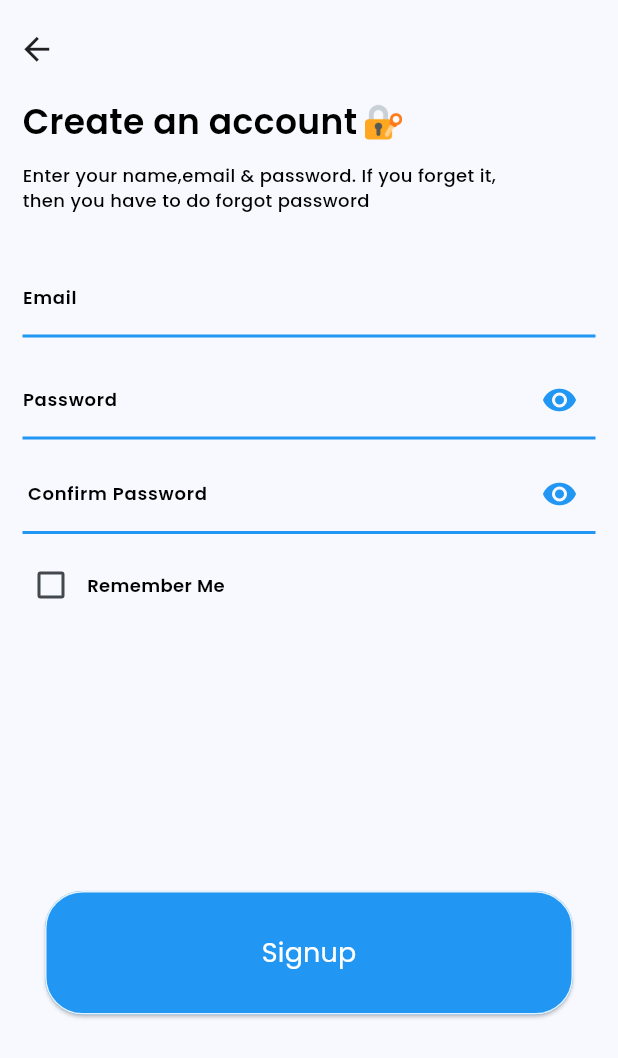
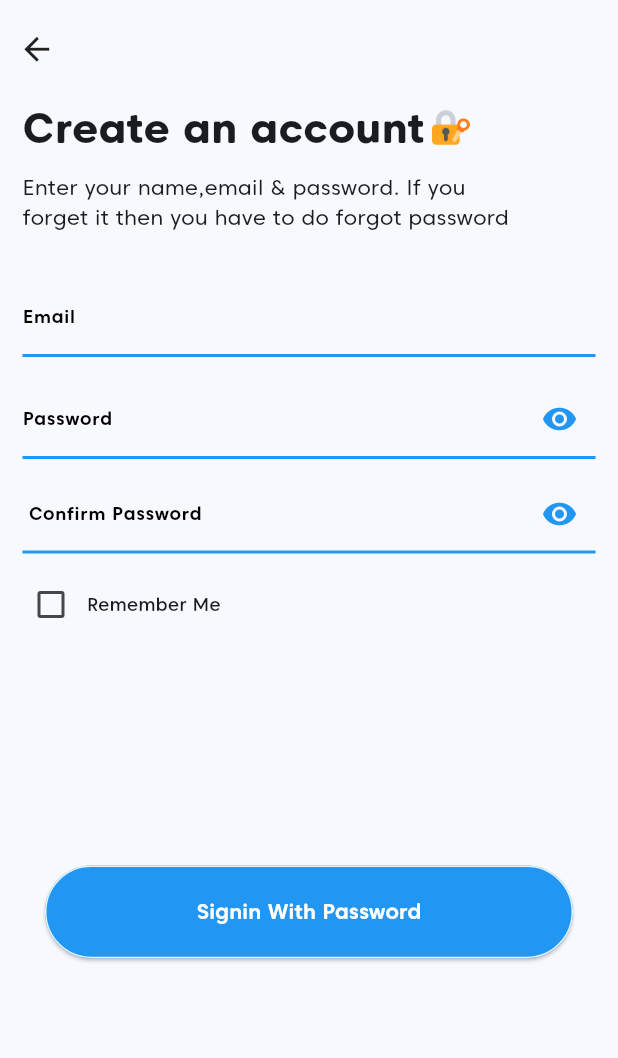
Before and after one commit to zainsh098/ui_fyp, a Flutter app: the AuthGateWays screen opened directly, after a tap on "Sign up", on a phone screen of 412 x 824 dp. Shown: the top 1058 px of the screen. Run offline on Flutter 3.47's test engine with Material 2 defaults, Android fonts, the phone set to English and light mode, and no system bars; our stand-ins replace animated_text_kit, flutter_svg, lottie.

Commit message:
Changes in designs

```diff
--- a/lib/res/components/container_auth_gateways.dart
+++ b/lib/res/components/container_auth_gateways.dart
@@ -1,8 +1,9 @@
 
 
 import 'package:flutter/material.dart';
-import 'package:google_fonts/google_fonts.dart';
-import 'package:responsive_sizer/responsive_sizer.dart';
+
+import 'package:ui_fyp/res/components/text_widget.dart';
+import 'package:ui_fyp/res/font_styles.dart';
 
 
 class ContainerWidget extends StatelessWidget {
@@ -31,7 +32,7 @@ class ContainerWidget extends StatelessWidget {
           style: ButtonStyle(
               shape:  MaterialStateProperty.all<OutlinedBorder>(
                 RoundedRectangleBorder(
-                  borderRadius: BorderRadius.circular(25.0), // Adjust the radius as needed
+                  borderRadius: BorderRadius.circular(5.0), // Adjust the radius as needed
                   side: BorderSide(color: Colors.blue.shade50), // Border color
                 ),
 
@@ -49,10 +50,7 @@ class ContainerWidget extends StatelessWidget {
         children: [
           Image.asset(image,height: logoheight  ,width:logowidth,),
           const SizedBox(width: 2,),
-          Text(text,style: GoogleFonts.poppins(color: color1,
-            fontWeight: fontWeight,fontSize: size,
-
-          ),),
+          Text(text,style: TextStyle(fontSize: 15,fontFamily: FontStyles.CarosSoftMedium,color: Colors.black),),
 
         ],
       )),
@@ -93,13 +91,13 @@ class _ContainerWidgetExtendedState extends State<ContainerWidgetExtended> {
           style: ButtonStyle(
               shape:  MaterialStateProperty.all<OutlinedBorder>(
                 RoundedRectangleBorder(
-                  borderRadius: BorderRadius.circular(25.0), // Adjust the radius as needed
+                  borderRadius: BorderRadius.circular(50.0), // Adjust the radius as needed
                   side: BorderSide(color: Colors.blue.shade50), // Border color
                 ),
 
               ),
     backgroundColor: MaterialStateProperty.all<Color>(widget.color),
-    minimumSize: MaterialStateProperty.all(Size(Adaptive.w(80), Adaptive.h(10)))),
+    minimumSize: MaterialStateProperty.all(Size(width * 0.80, height*0.075))),
 
 
 
@@ -112,13 +110,11 @@ class _ContainerWidgetExtendedState extends State<ContainerWidgetExtended> {
         children: [
 
 
-          Text(widget.text,style: GoogleFonts.poppins(color: widget.color1,
-            fontWeight: widget.fontWeight,fontSize: widget.size,
+          TextWidget(text: 'Signin With Password', textStyle: TextStyle(fontFamily: FontStyles.CarosSoftBold,color: Colors.white)),
 
-          ),),
 
         ],
-      )),
+      ))
     );
   }
 }
@@ -156,7 +152,7 @@ class LoginPageContainer extends StatelessWidget {
           style: ButtonStyle(
               shape: MaterialStateProperty.all<OutlinedBorder>(
                 RoundedRectangleBorder(
-                  borderRadius: BorderRadius.circular(25.0),
+                  borderRadius: BorderRadius.circular(10.0),
                   // Adjust the radius as needed
                   side: BorderSide(color: Colors.blue.shade50), // Border color
                 ),
@@ -165,7 +161,7 @@ class LoginPageContainer extends StatelessWidget {
               backgroundColor: const MaterialStatePropertyAll<Color>(
                   Colors.white),
               minimumSize: MaterialStatePropertyAll(
-                  Size(width * .22, height * .07))),
+                  Size(width * .20, height * .07))),
 
 
           onPressed: () {
@@ -206,8 +202,8 @@ class HomeScreenContainer extends StatelessWidget {
     final height = MediaQuery.of(context).size.height;
     final width = MediaQuery.of(context).size.width;
     return Container(
-      height: Adaptive.h(10),
-      width: Adaptive.w(80),
+      height: height * 0.06,
+      width: width * 0.15,
       decoration: BoxDecoration(shape: BoxShape.circle,
 
         color: color,
--- a/lib/res/components/remeberme_checkbox.dart
+++ b/lib/res/components/remeberme_checkbox.dart
@@ -1,5 +1,7 @@
 import 'package:flutter/material.dart';
-import 'package:google_fonts/google_fonts.dart';
+
+
+import '../font_styles.dart';
 
 
 class CheckBoxRememberMe extends StatefulWidget {
@@ -30,11 +32,7 @@ class _CheckBoxRememberMeState extends State<CheckBoxRememberMe> {
         ),
         Text(
           'Remember Me',
-          style: GoogleFonts.poppins(
-            color: Colors.black,
-            fontSize: 12,
-            fontWeight: FontWeight.w600,
-          ),
+          style: TextStyle(fontFamily: FontStyles.CarosSoftMedium,fontSize: 12)
         ),
       ],
     );
--- a/lib/res/components/text_form_field.dart
+++ b/lib/res/components/text_form_field.dart
@@ -1,5 +1,7 @@
 import 'package:flutter/material.dart';
-import 'package:google_fonts/google_fonts.dart';
+
+
+import '../font_styles.dart';
 
 class TextFormWidget extends StatelessWidget {
 
@@ -22,16 +24,10 @@ class TextFormWidget extends StatelessWidget {
           labelText: label,
           hintText: hintText,
 
-          hintStyle: GoogleFonts.poppins(
-            color: Colors.grey,
-            fontSize: 15,
-            fontWeight: FontWeight.w500,
-          ),
-          labelStyle: GoogleFonts.poppins(
-            color: Colors.black,
-            fontSize: 12,
-            fontWeight: FontWeight.w600,
-          ),
+          hintStyle: TextStyle(fontFamily: FontStyles.CarosSoftBold,
+              fontSize:  15,color: Colors.black),
+          labelStyle: TextStyle(fontFamily: FontStyles.CarosSoftBold,
+              fontSize:  12,color: Colors.black),
           enabledBorder: const UnderlineInputBorder(
             borderSide: BorderSide(color: Colors.blue, width: 2),
           ),
@@ -63,16 +59,10 @@ class TextFormWidget2 extends StatelessWidget {
             labelText: label,
             hintText: hintText,
 
-            hintStyle: GoogleFonts.poppins(
-              color: Colors.grey,
-              fontSize: 15,
-              fontWeight: FontWeight.w500,
-            ),
-            labelStyle: GoogleFonts.poppins(
-              color: Colors.black,
-              fontSize: 12,
-              fontWeight: FontWeight.w600,
-            ),
+            hintStyle: TextStyle(fontFamily: FontStyles.CarosSoftBold,
+            fontSize:  12,color: Colors.black),
+            labelStyle: TextStyle(fontFamily: FontStyles.CarosSoftBold,
+                fontSize:  12,color: Colors.black),
             enabledBorder: const UnderlineInputBorder(
               borderSide: BorderSide(color: Colors.blue, width: 2),
             ),
--- a/lib/res/components/text_widget.dart
+++ b/lib/res/components/text_widget.dart
@@ -1,26 +1,19 @@
 
 import 'package:flutter/material.dart';
-import 'package:google_fonts/google_fonts.dart';
+
 
 class TextWidget extends StatelessWidget {
 
   String text;
-  double size;
-  Color color;
-  FontWeight fontWeight;
+
+  TextStyle textStyle;
 
 
 
-   TextWidget({super.key,required this.text,required this.fontWeight,required this.size,required this.color,});
+   TextWidget({super.key,required this.text,required this.textStyle,});
 
   @override
   Widget build(BuildContext context) {
-    return Text(text,style: GoogleFonts.poppins(
-      fontSize: size,
-      fontWeight: fontWeight,
-      color: color,
-
-
-    ),);
+    return Text(text,style: textStyle);
   }
 }
--- a/lib/screens/Authentications/auth_gateways.dart
+++ b/lib/screens/Authentications/auth_gateways.dart
@@ -4,6 +4,8 @@ import 'package:flutter_svg/svg.dart';
 import 'package:ui_fyp/res/components/container_auth_gateways.dart';
 import 'package:ui_fyp/res/components/text_widget.dart';
 import 'package:ui_fyp/screens/Authentications/create_account.dart';
+
+import '../../res/font_styles.dart';
 
 class AuthGateWays extends StatefulWidget {
   const AuthGateWays({super.key});
@@ -37,15 +39,16 @@ class _AuthGateWaysState extends State<AuthGateWays> {
               ),
             ),
             const SizedBox(
-              height: 20,
+              height: 15,
             ),
             TextWidget(
                 text: "Let's you in",
-                fontWeight: FontWeight.bold,
-                size: 30,
-                color: Colors.black),
+                textStyle:TextStyle(
+                  fontFamily: FontStyles.CarosSoftExtraBold,
+                  fontSize: 35,
+                ),),
             const SizedBox(
-              height: 30,
+              height: 20,
             ),
             ContainerWidget(
               callback: () {},
@@ -87,13 +90,13 @@ class _AuthGateWaysState extends State<AuthGateWays> {
               logowidth: 50,
             ),
             const SizedBox(
-              height: 40,
+              height: 30,
             ),
             TextWidget(
-                text: 'or',
-                fontWeight: FontWeight.w600,
-                size: 15,
-                color: Colors.grey),
+                text: 'or', textStyle: TextStyle(fontFamily: FontStyles.CarosSoftLight),
+
+
+              ),
             const SizedBox(
               height: 20,
             ),
@@ -110,16 +113,16 @@ class _AuthGateWaysState extends State<AuthGateWays> {
               },
             ),
             const SizedBox(
-              height: 30,
+              height: 20,
             ),
             Row(
               mainAxisAlignment: MainAxisAlignment.center,
               children: [
                 TextWidget(
                     text: "Don't have an account?",
-                    fontWeight: FontWeight.w500,
-                    size: 12,
-                    color: Colors.black),
+
+
+                    textStyle: TextStyle(fontFamily: FontStyles.CarosSoftLight),),
                 const SizedBox(
                   width: 5,
                 ),
@@ -131,9 +134,9 @@ class _AuthGateWaysState extends State<AuthGateWays> {
 
 
                       text: "Sign up",
-                      fontWeight: FontWeight.w500,
-                      size: 12,
-                      color: Colors.blue),
+
+
+                      textStyle: TextStyle(fontFamily: FontStyles.CarosSoftMedium,color: Colors.blue),),
                 ),
               ],
             ),
--- a/lib/screens/Authentications/create_account.dart
+++ b/lib/screens/Authentications/create_account.dart
@@ -4,6 +4,8 @@ import 'package:ui_fyp/res/components/remeberme_checkbox.dart';
 import 'package:ui_fyp/res/components/text_form_field.dart';
 import 'package:ui_fyp/res/components/text_widget.dart';
 import 'package:ui_fyp/screens/Authentications/account_login.dart';
+
+import '../../res/font_styles.dart';
 
 
 class CreateAccount extends StatefulWidget {
@@ -38,8 +40,7 @@ class _CreateAccountState extends State<CreateAccount> {
               Row(children: [
                 Padding(
                   padding: const EdgeInsets.only(left: 15),
-                  child: TextWidget(text: 'Create an account', fontWeight: FontWeight.w600,
-                      size: 23, color: Colors.black),
+                  child: TextWidget(text: 'Create an account', textStyle: TextStyle(fontFamily: FontStyles.CarosSoftExtraBold,fontSize: 28)),
                 ),
                 const SizedBox(width: 5,),
                 Image.asset('assets/padlock.png',height: 25,)
@@ -50,8 +51,7 @@ class _CreateAccountState extends State<CreateAccount> {
               Padding(
                 padding: const EdgeInsets.only(left: 15),
                 child: TextWidget(
-                    text: 'Enter your name,email & password. If you forget it,\nthen you have to do forgot password', fontWeight: FontWeight.w500,
-                    size: 12, color: Colors.black),
+                    text: 'Enter your name,email & password. If you\nforget it then you have to do forgot password', textStyle: TextStyle(fontFamily: FontStyles.CarosSoft,fontSize: 14)),
               ),
               const SizedBox(height: 30,),
               const TextFormWidget(hintText: 'Email',label: 'Email',),
@@ -62,7 +62,7 @@ class _CreateAccountState extends State<CreateAccount> {
               const SizedBox(height: 10,),
              const CheckBoxRememberMe(),
 
-              const SizedBox(height: 180,),
+              const SizedBox(height: 150,),
               ContainerWidgetExtended(
                 text: 'Signup',
                 size: 18,
--- a/lib/screens/onboarding_screen/onboarding_screen.dart
+++ b/lib/screens/onboarding_screen/onboarding_screen.dart
@@ -1,5 +1,6 @@
 import 'package:flutter/material.dart';
-import 'package:ui_fyp/screens/Home%20Screen/home_screen.dart';
+import 'package:ui_fyp/screens/Authentications/auth_gateways.dart';
+
 
 
 
@@ -130,7 +131,7 @@ Widget build(BuildContext context) {
                   child: ElevatedButton(
                     onPressed: () {
 
-                      Navigator.push(context,  MaterialPageRoute(builder: (context) =>const HomeScreen(),));
+                      Navigator.push(context,  MaterialPageRoute(builder: (context) =>const AuthGateWays(),));
 
                     },
 
--- a/pubspec.yaml
+++ b/pubspec.yaml
@@ -37,11 +37,10 @@ dependencies:
   cupertino_icons: ^1.0.2
   lottie: ^2.6.0
   provider: ^6.0.5
-  google_fonts: ^6.0.0
+
   animated_text_kit: ^4.2.2
-  flutter_onboarding_slider: ^1.0.10
   flutter_svg: ^2.0.7
-  responsive_sizer: ^3.2.0
+
 
 dev_dependencies:
   flutter_test:
```
Also changed, not shown: lib/main.dart (+3 -7 lines), lib/res/components/file_template.dart (+26 -21 lines), lib/screens/Authentications/account_login.dart (+10 -11 lines), lib/screens/Home Screen/home_screen.dart (+107 -87 lines), lib/screens/splash/splash_screen.dart (+8 -7 lines), pubspec.lock.
